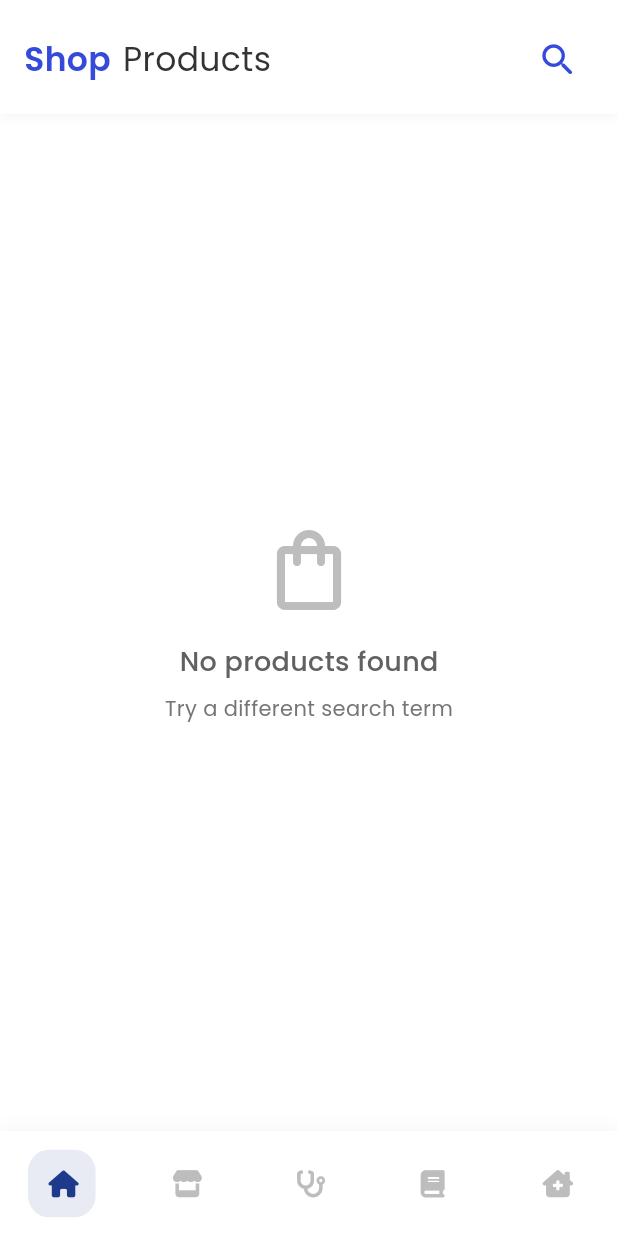
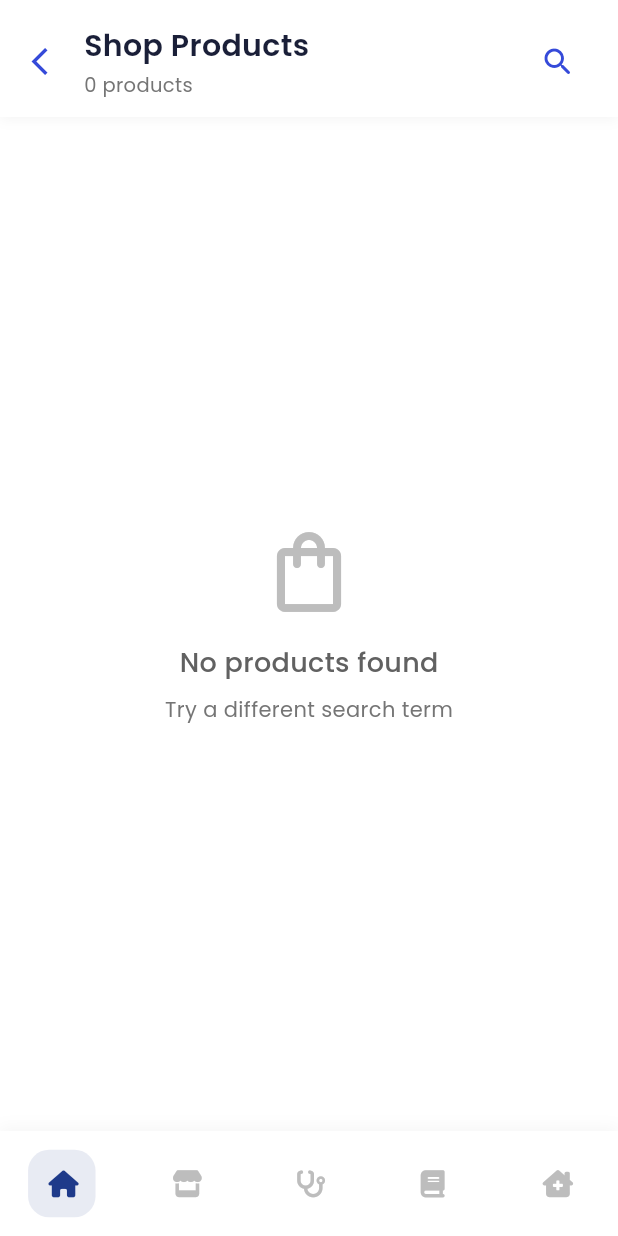
Before and after one commit to lotas1/physio-digital, a Flutter app: the ListProducts screen opened by its route, on a phone screen of 412 x 824 dp. Run offline on Flutter 3.47's test engine with Material 3 defaults, Android fonts, the light colour scheme and no system bars; our stand-ins replace cached_network_image, cloud_firestore, firebase_auth, firebase_core, firebase_storage, font_awesome_flutter and 6 more; accounts and stored records are empty.

```diff
--- a/lib/view/clinics/clinic.dart
+++ b/lib/view/clinics/clinic.dart
@@ -3,6 +3,7 @@ import 'package:get/get.dart';
 import 'package:shimmer/shimmer.dart';
 import 'package:physio_digital/controllers/home_controller.dart';
 import 'package:physio_digital/view/home/buttom_bar.dart';
+import 'package:physio_digital/bindings/clinic_binding.dart';
 import '../therapists/listTherapist/list_therapist_view.dart';
 import 'clinic_view.dart';
 
@@ -25,6 +26,9 @@ class ClinicState extends State<Clinic> with SingleTickerProviderStateMixin {
     _tabController.addListener(() {
       setState(() {});
     });
+
+    // Initialize clinic binding
+    ClinicBinding().dependencies();
 
     // Simulate loading data
     Future.delayed(const Duration(seconds: 2), () {
--- a/lib/view/products/listproduct/product_list_page.dart
+++ b/lib/view/products/listproduct/product_list_page.dart
@@ -40,7 +40,6 @@ class ListProducts extends GetView<ListProductController> {
       final bool isExpanded = controller.isSearchExpanded.value;
 
       return Container(
-        padding: const EdgeInsets.fromLTRB(16, 16, 16, 12),
         decoration: BoxDecoration(
           color: Colors.white,
           boxShadow: [
@@ -53,35 +52,55 @@ class ListProducts extends GetView<ListProductController> {
         ),
         child: Column(
           children: [
-            Row(
+            // AppBar Section
+            Container(
+              padding: const EdgeInsets.fromLTRB(8, 16, 16, 12),
+              child: Row(
                 children: [
+                  // Back Button
+                  IconButton(
+                    icon: const Icon(
+                      Icons.arrow_back_ios,
+                      color: Color(0xFF354AD9),
+                      size: 22,
+                    ),
+                    onPressed: () => Navigator.of(context).pop(),
+                  ),
+
+                  // Title or Search Bar
                   if (!isExpanded) ...[
+                    Expanded(
+                      child: Column(
+                        crossAxisAlignment: CrossAxisAlignment.start,
+                        children: [
                           Text(
-                    'Shop',
+                            'Shop Products',
                             style: GoogleFonts.poppins(
-                      fontSize: 22,
+                              fontSize: 20,
                               fontWeight: FontWeight.w600,
-                      color: const Color(0xFF354AD9),
+                              color: const Color(0xFF1A1F38),
                             ),
                           ),
-                  const SizedBox(width: 8),
-                  Text(
-                    'Products',
+                          const SizedBox(height: 2),
+                          Obx(() => Text(
+                            '${controller.filteredProducts.length} products',
                             style: GoogleFonts.poppins(
-                      fontSize: 22,
-                      fontWeight: FontWeight.w400,
-                      color: const Color(0xFF333333),
+                              fontSize: 13,
+                              color: Colors.grey[600],
+                            ),
+                          )),
+                        ],
                       ),
                     ),
-                  const Spacer(),
-                ],
-                if (isExpanded)
+                  ] else ...[
                     Expanded(
                       child: Container(
                         height: 44,
+                        margin: const EdgeInsets.symmetric(horizontal: 8),
                         decoration: BoxDecoration(
-                        color: Colors.grey[100],
-                        borderRadius: BorderRadius.circular(12),
+                          color: Colors.grey[50],
+                          borderRadius: BorderRadius.circular(22),
+                          border: Border.all(color: Colors.grey[200]!),
                         ),
                         child: TextField(
                           autofocus: true,
@@ -92,38 +111,62 @@ class ListProducts extends GetView<ListProductController> {
                               fontSize: 14,
                             ),
                             border: InputBorder.none,
-                          contentPadding: const EdgeInsets.symmetric(horizontal: 16),
-                          suffixIcon: IconButton(
-                            icon: const Icon(
-                              Icons.close,
-                              color: Colors.grey,
+                            contentPadding: const EdgeInsets.symmetric(horizontal: 20, vertical: 12),
+                            prefixIcon: Icon(
+                              Icons.search,
+                              color: Colors.grey[400],
                               size: 20,
-                            ),
-                            onPressed: () {
-                              controller.toggleSearch();
-                              controller.resetSearch();
-                            },
                             ),
                           ),
                           onChanged: controller.searchProducts,
                         ),
                       ),
-                  )
-                else
-                  IconButton(
-                    icon: const Icon(
-                      Icons.search_rounded,
-                      color: Color(0xFF354AD9),
-                      size: 28,
                     ),
-                    onPressed: controller.toggleSearch,
+                  ],
+
+                  // Search/Close Button
+                  Container(
+                    margin: const EdgeInsets.only(left: 4),
+                    child: IconButton(
+                      icon: Icon(
+                        isExpanded ? Icons.close : Icons.search_rounded,
+                        color: const Color(0xFF354AD9),
+                        size: 24,
+                      ),
+                      onPressed: () {
+                        controller.toggleSearch();
+                        if (!isExpanded) {
+                          controller.resetSearch();
+                        }
+                      },
+                    ),
                   ),
                 ],
               ),
-            // if (!isExpanded)
-            //   const SizedBox(height: 12),
-            // if (!isExpanded)
-            //   _buildCategoryTabs(),
+            ),
+
+            // Search Results Info
+            if (isExpanded && controller.searchQuery.value.isNotEmpty)
+              Container(
+                padding: const EdgeInsets.fromLTRB(16, 0, 16, 12),
+                child: Row(
+                  children: [
+                    Icon(
+                      Icons.info_outline,
+                      size: 16,
+                      color: Colors.grey[600],
+                    ),
+                    const SizedBox(width: 8),
+                    Obx(() => Text(
+                      '${controller.filteredProducts.length} results for "${controller.searchQuery.value}"',
+                      style: GoogleFonts.poppins(
+                        fontSize: 13,
+                        color: Colors.grey[600],
+                      ),
+                    )),
+                  ],
+                ),
+              ),
           ],
         ),
       );
```
Also changed, not shown: lib/bindings/clinic_binding.dart (added, +11 -0 lines), lib/view/clinics/clinic_view.dart (+134 -119 lines). Lines whose indentation alone changed are shown as unchanged.
